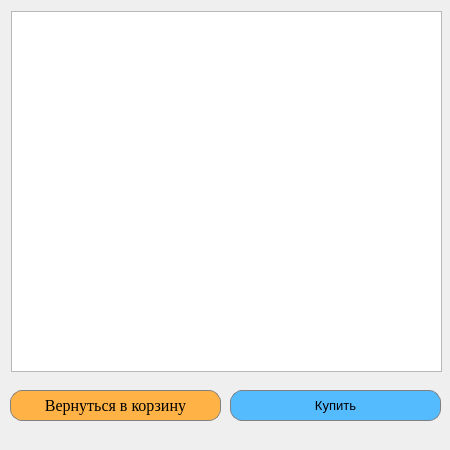
Before: the Qt Designer form BucketWindow.ui in wyborn666/project_pp, drawn with Qt 5.
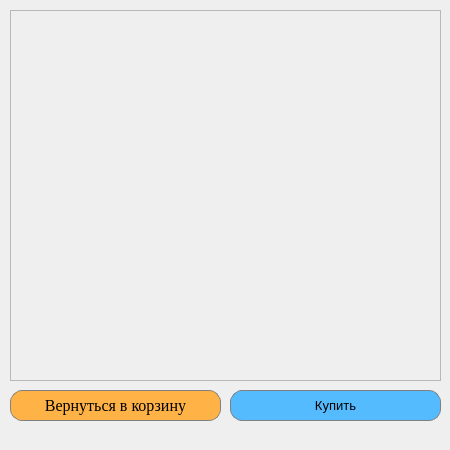
After: the same form once the commit is applied.

What changed in the file:
```diff
--- a/BucketWindow.ui
+++ b/BucketWindow.ui
@@ -14,27 +14,6 @@
    <string>MainWindow</string>
   </property>
   <widget class="QWidget" name="centralwidget">
-   <widget class="QPlainTextEdit" name="bill_plainTextEdit">
-    <property name="geometry">
-     <rect>
-      <x>11</x>
-      <y>11</y>
-      <width>431</width>
-      <height>361</height>
-     </rect>
-    </property>
-    <property name="font">
-     <font>
-      <pointsize>14</pointsize>
-     </font>
-    </property>
-    <property name="readOnly">
-     <bool>true</bool>
-    </property>
-    <property name="plainText">
-     <string/>
-    </property>
-   </widget>
    <widget class="QPushButton" name="return_pushButton">
     <property name="geometry">
      <rect>
@@ -102,6 +81,29 @@
      <string>Купить</string>
     </property>
    </widget>
+   <widget class="QScrollArea" name="scrollArea">
+    <property name="geometry">
+     <rect>
+      <x>10</x>
+      <y>10</y>
+      <width>431</width>
+      <height>371</height>
+     </rect>
+    </property>
+    <property name="widgetResizable">
+     <bool>true</bool>
+    </property>
+    <widget class="QWidget" name="scrollAreaWidgetContents">
+     <property name="geometry">
+      <rect>
+       <x>0</x>
+       <y>0</y>
+       <width>429</width>
+       <height>369</height>
+      </rect>
+     </property>
+    </widget>
+   </widget>
   </widget>
  </widget>
  <resources/>
```
